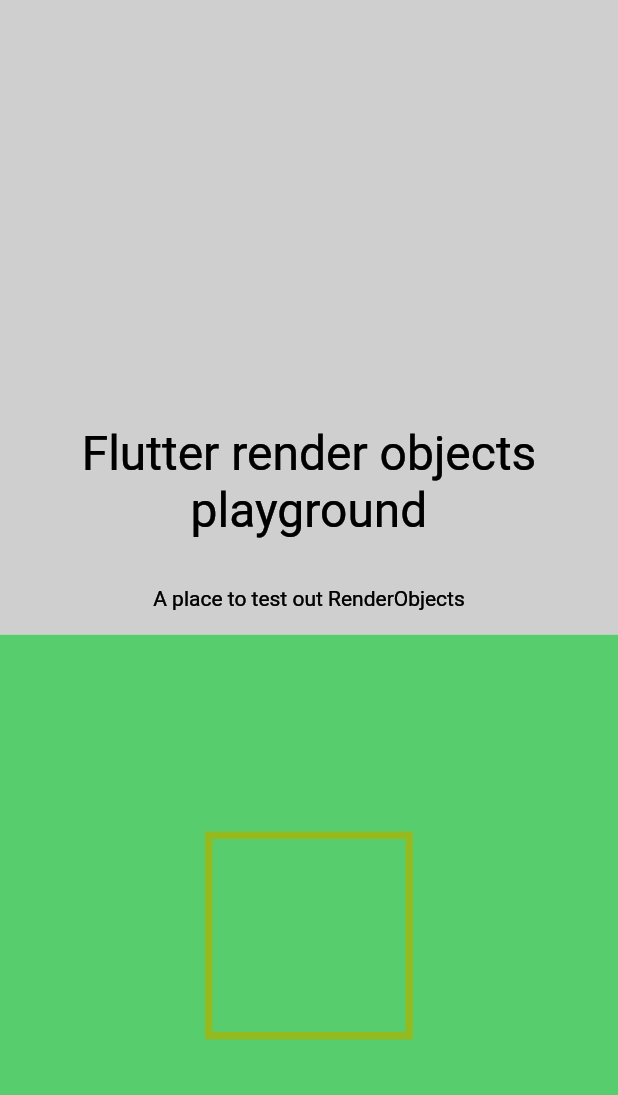
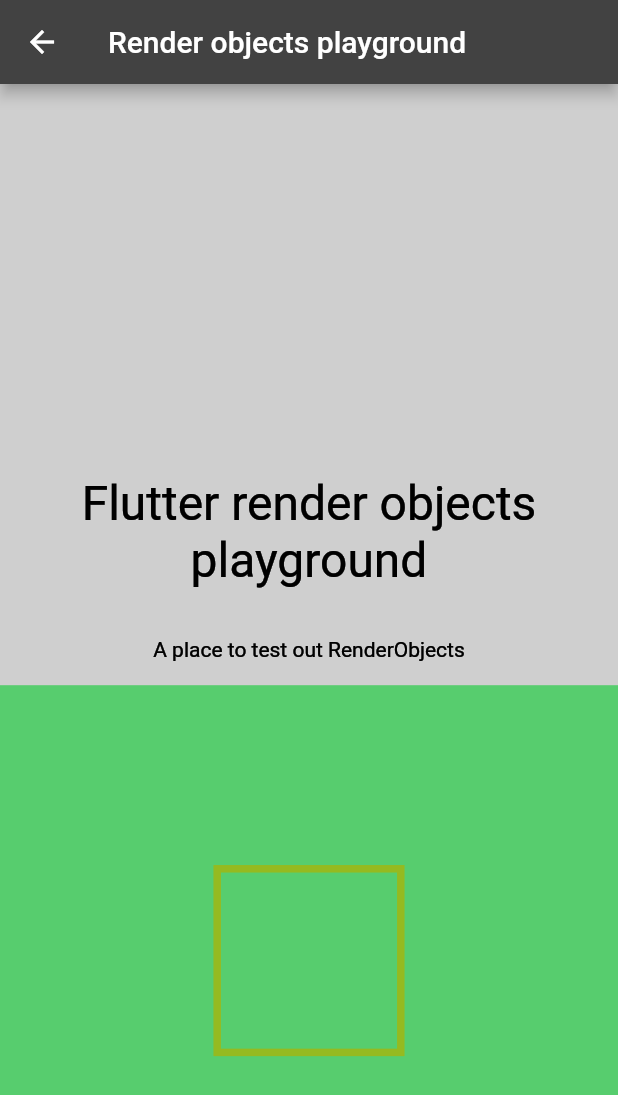
Before and after one commit to kamskr/flutter_ui_challenges, a Flutter app: the Playground screen opened directly, on a phone screen of 412 x 824 dp. Shown: the top 1095 px of the screen. Run offline on Flutter 3.47's test engine with Material 2 defaults, Android fonts, the phone set to English and light mode, and no system bars.

Commit message:
feat: added app bar

```diff
--- a/lib/challenges/render_objects_playground/render_objects_playground.dart
+++ b/lib/challenges/render_objects_playground/render_objects_playground.dart
@@ -33,6 +33,9 @@ class _PlaygroundState extends State<Playground>
   @override
   Widget build(BuildContext context) {
     return Scaffold(
+      appBar: AppBar(
+        title: const Text('Render objects playground'),
+      ),
       body: Stack(
         children: [
           CustomColumn(
```
